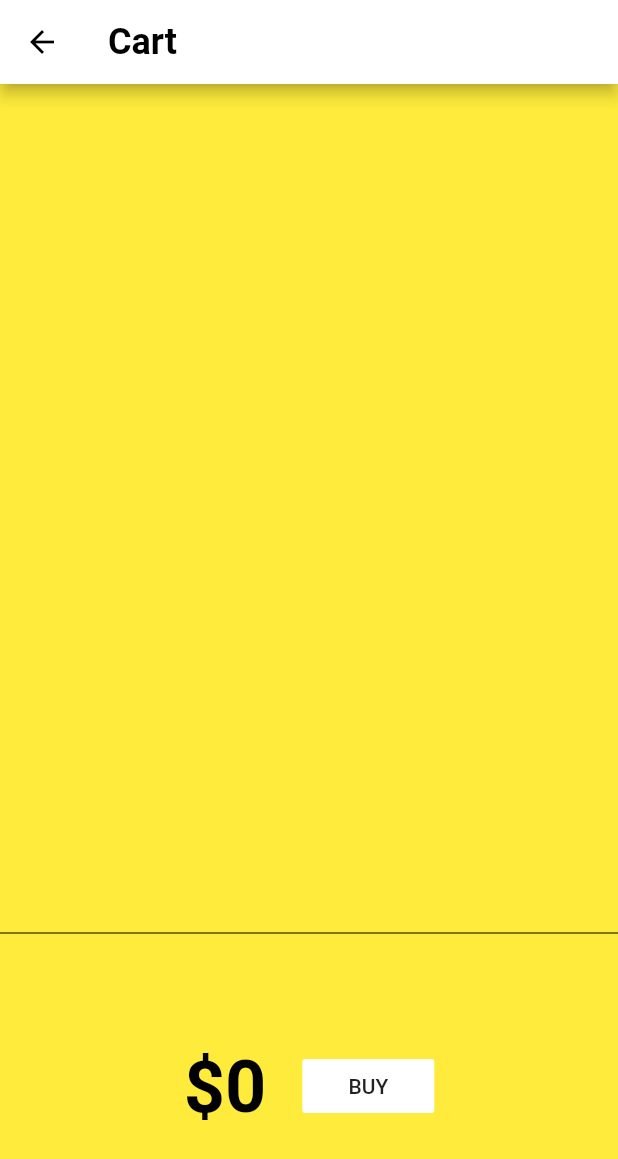
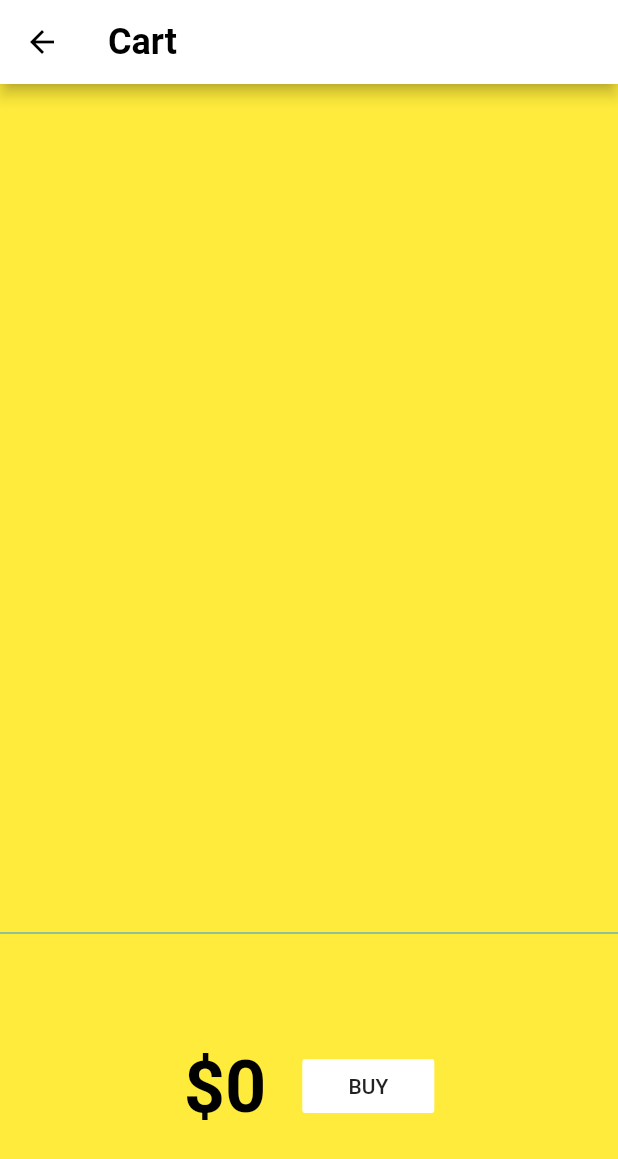
Before and after one commit to javyliu/shopper, a Flutter app: the MyCart screen opened by its route, on a phone screen of 412 x 824 dp. Shown: the top 1159 px of the screen. Run offline on Flutter 3.47's test engine with Material 2 defaults, Android fonts, the phone set to English and light mode, and no system bars; Roboto replaces fonts that are missing (Corben).

Commit message:
update files

```diff
--- a/lib/screens/cart.dart
+++ b/lib/screens/cart.dart
@@ -19,13 +19,13 @@ class MyCart extends StatelessWidget {
           children: [
             Expanded(
               child: Padding(
-                padding: const EdgeInsets.all(32),
+                padding: const EdgeInsets.fromLTRB(8, 8, 8, 8),
                 child: _CartList(),
               ),
             ),
             Divider(
               height: 4,
-              color: Colors.black,
+              color: Colors.blue,
             ),
             _CartTotal(),
           ],
```
Also changed, not shown: lib/screens/catalog.dart (+4 -6 lines).
